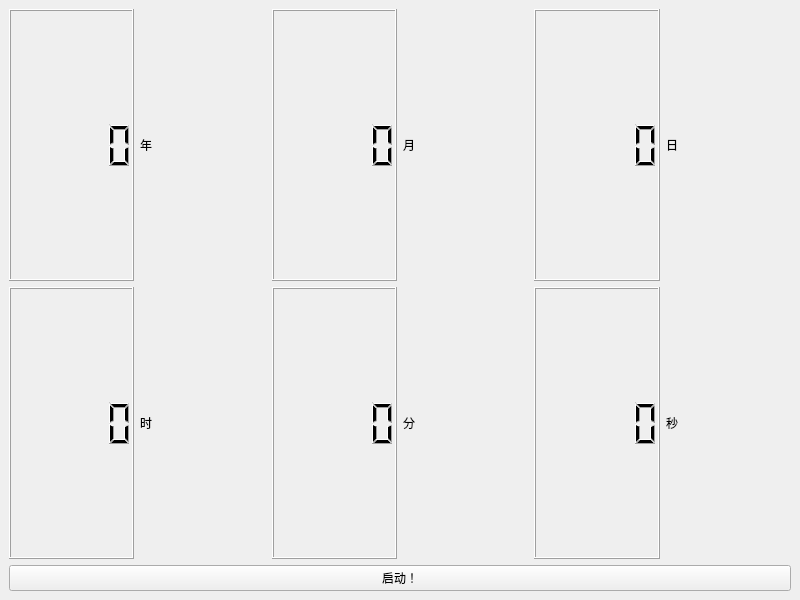
Qt form Clock.ui (Rx584/QtClock) before a commit.
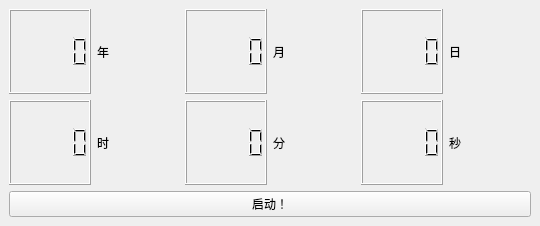
The same form after that commit.

Commit message: 更新UI，uicUi，更新Clock.py

```diff
--- a/Clock.ui
+++ b/Clock.ui
@@ -6,10 +6,22 @@
    <rect>
     <x>0</x>
     <y>0</y>
-    <width>800</width>
-    <height>600</height>
+    <width>540</width>
+    <height>226</height>
    </rect>
   </property>
+  <property name="minimumSize">
+   <size>
+    <width>540</width>
+    <height>226</height>
+   </size>
+  </property>
+  <property name="maximumSize">
+   <size>
+    <width>540</width>
+    <height>226</height>
+   </size>
+  </property>
   <property name="windowTitle">
    <string>Clock</string>
   </property>
```
The commit also changes 2 other files.
